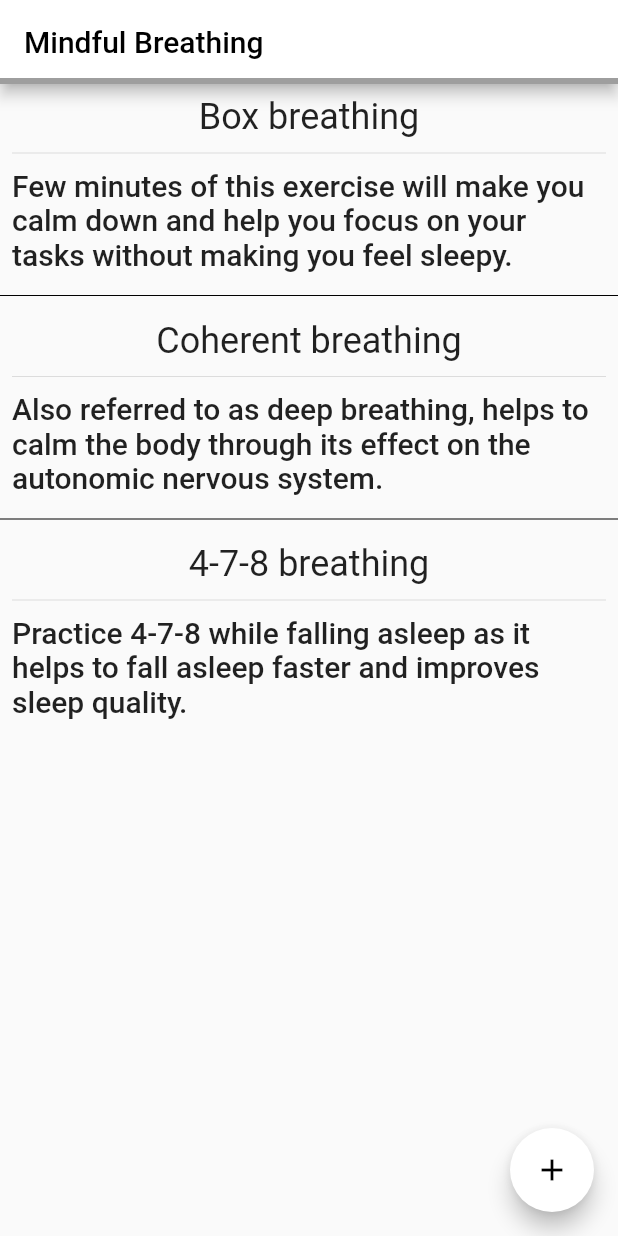
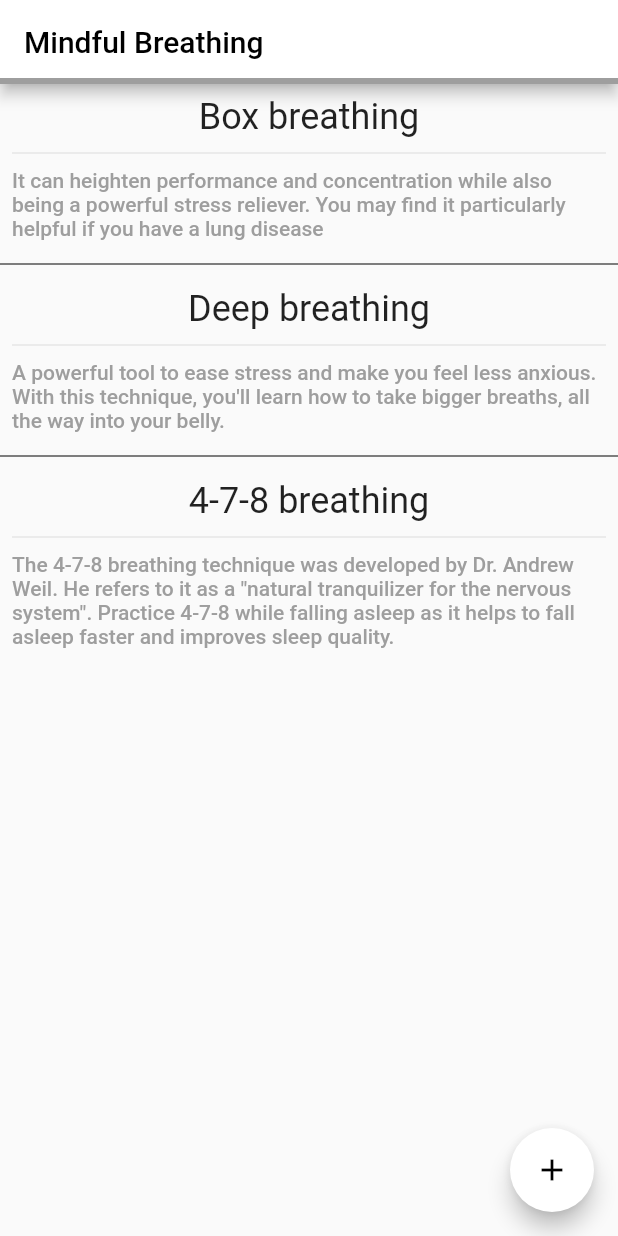
Before and after one commit to piotr-tanski/mindful-breath, a Flutter app: the screen it shows after launch, on a phone screen of 412 x 824 dp. Run offline on Flutter 3.47's test engine with Material 2 defaults, Android fonts, the phone set to English and light mode, and no system bars; our stand-ins replace audioplayers, equatable, rxdart, sqflite, wakelock; accounts and stored records are empty.

Commit message:
Fixed breathing exercises descriptions.

```diff
--- a/lib/src/data/repositories/predefined_session_types_repository.dart
+++ b/lib/src/data/repositories/predefined_session_types_repository.dart
@@ -7,17 +7,17 @@ class PredefinedSessionTypesRepository implements SessionTypesRepository
   final sessions = <SessionType>[
     SessionType("Box breathing",
         SessionParameters(inhale: const Duration(seconds: 4), holdBreath: const Duration(seconds: 4), exhale: const Duration(seconds: 4), holdEmptyLungs: const Duration(seconds: 4)),
-        description: "Few minutes of this exercise will make you calm down and help you focus on your tasks without making you feel sleepy.",
+        description: "It can heighten performance and concentration while also being a powerful stress reliever. You may find it particularly helpful if you have a lung disease",
         predefined: true,
     ),
-    SessionType("Coherent breathing",
+    SessionType("Deep breathing",
         SessionParameters(inhale: const Duration(seconds: 4), exhale: const Duration(seconds: 6)),
-        description: "Also referred to as deep breathing, helps to calm the body through its effect on the autonomic nervous system.",
+        description: "A powerful tool to ease stress and make you feel less anxious. With this technique, you'll learn how to take bigger breaths, all the way into your belly.",
         predefined: true,
     ),
     SessionType("4-7-8 breathing",
         SessionParameters(inhale: const Duration(seconds: 4), holdBreath: const Duration(seconds: 7), exhale: const Duration(seconds: 8)),
-        description: "Practice 4-7-8 while falling asleep as it helps to fall asleep faster and improves sleep quality.",
+        description: "The 4-7-8 breathing technique was developed by Dr. Andrew Weil. He refers to it as a \"natural tranquilizer for the nervous system\". Practice 4-7-8 while falling asleep as it helps to fall asleep faster and improves sleep quality.",
         predefined: true,
     ),
   ];
--- a/lib/src/presentation/widgets/session_list_item.dart
+++ b/lib/src/presentation/widgets/session_list_item.dart
@@ -12,10 +12,7 @@ class SessionListItem {
             style: Theme.of(context).textTheme.headline5,
           ),
           const Divider(height: 20),
-          Text(
-            description,
-            style: Theme.of(context).textTheme.headline6,
-          )
+          Text(description)
         ],
       ),
       onPressed: onPressed,
```
Also changed, not shown: 1 other file.
